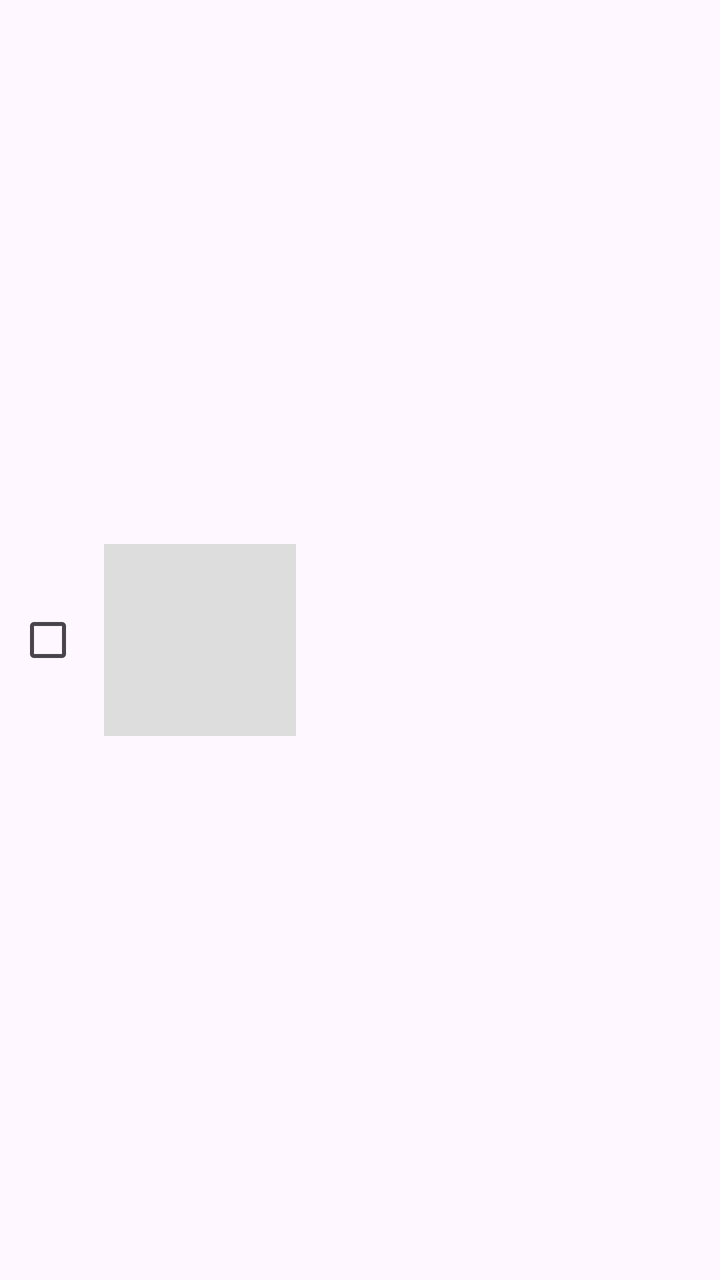
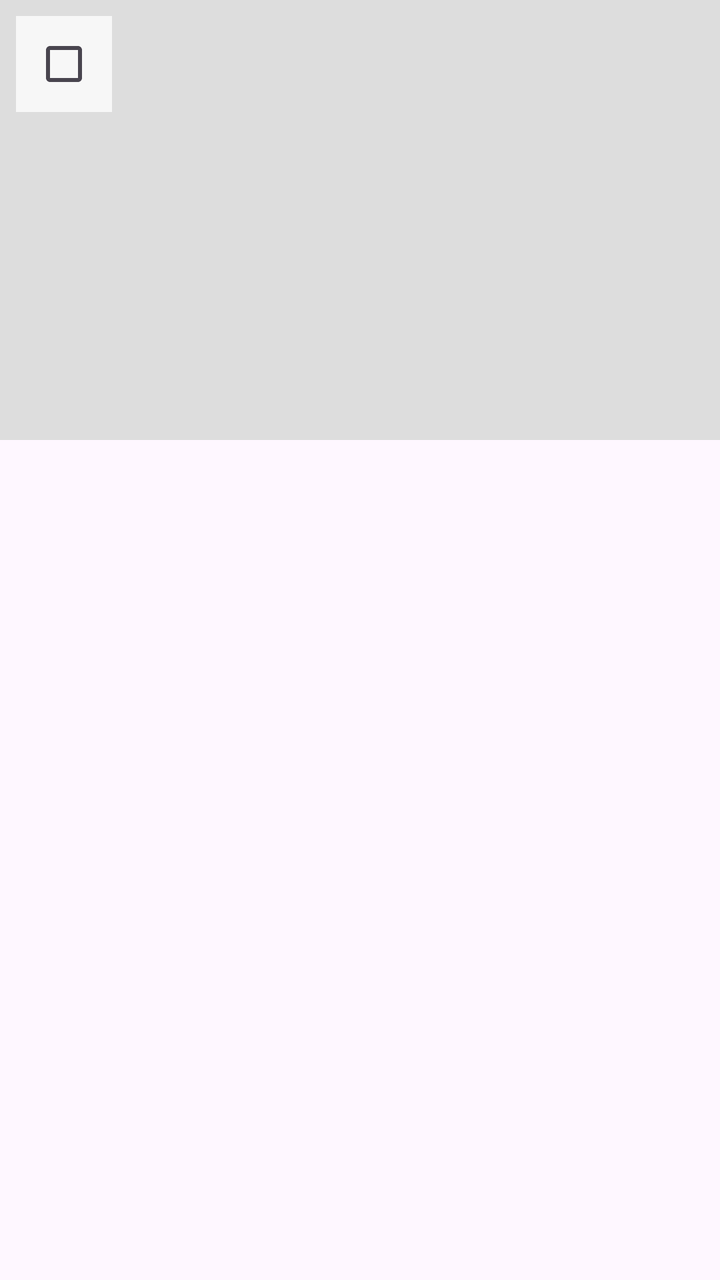

Two renders of the same Android screen: before a commit and after it. Below are the layout's source before the change and the commit's diff.
<!-- AndroidManifest.xml: application theme Theme.Material3.DayNight -->
<!-- res/layout/item_redundant_photo.xml -->
<?xml version="1.0" encoding="utf-8"?>
<LinearLayout xmlns:android="http://schemas.android.com/apk/res/android"
    android:layout_width="match_parent"
    android:layout_height="wrap_content"
    android:orientation="horizontal"
    android:gravity="center_vertical"
    android:paddingVertical="6dp"
    android:baselineAligned="false">

    <CheckBox
        android:id="@+id/selectCheck"
        android:layout_width="wrap_content"
        android:layout_height="wrap_content" />

    <ImageView
        android:id="@+id/thumbnail"
        android:layout_width="96dp"
        android:layout_height="96dp"
        android:layout_marginStart="4dp"
        android:scaleType="centerCrop"
        android:background="#DDDDDD"
        android:contentDescription="@null" />

    <LinearLayout
        android:layout_width="0dp"
        android:layout_weight="1"
        android:layout_height="wrap_content"
        android:layout_marginStart="10dp"
        android:orientation="vertical">

        <TextView
            android:id="@+id/fileNameText"
            android:layout_width="match_parent"
            android:layout_height="wrap_content"
            android:textSize="14sp"
            android:textStyle="bold" />

        <TextView
            android:id="@+id/takenTimeText"
            android:layout_width="match_parent"
            android:layout_height="wrap_content"
            android:layout_marginTop="2dp"
            android:textSize="12sp"
            android:textColor="#5F6368" />

        <TextView
            android:id="@+id/verdictText"
            android:layout_width="match_parent"
            android:layout_height="wrap_content"
            android:layout_marginTop="2dp"
            android:textSize="12sp"
            android:textStyle="bold" />

    </LinearLayout>

</LinearLayout>
<!-- resources referenced by this layout -->
<resources>

</resources>

<!-- the commit's change to res/layout/item_redundant_photo.xml (unified diff, before → after) -->
@@ -2,55 +2,56 @@
 <LinearLayout xmlns:android="http://schemas.android.com/apk/res/android"
     android:layout_width="match_parent"
     android:layout_height="wrap_content"
-    android:orientation="horizontal"
-    android:gravity="center_vertical"
-    android:paddingVertical="6dp"
-    android:baselineAligned="false">
+    android:orientation="vertical"
+    android:paddingBottom="16dp">
 
-    <CheckBox
-        android:id="@+id/selectCheck"
-        android:layout_width="wrap_content"
-        android:layout_height="wrap_content" />
+    <FrameLayout
+        android:layout_width="match_parent"
+        android:layout_height="220dp">
 
-    <ImageView
-        android:id="@+id/thumbnail"
-        android:layout_width="96dp"
-        android:layout_height="96dp"
-        android:layout_marginStart="4dp"
-        android:scaleType="centerCrop"
-        android:background="#DDDDDD"
-        android:contentDescription="@null" />
+        <ImageView
+            android:id="@+id/thumbnail"
+            android:layout_width="match_parent"
+            android:layout_height="match_parent"
+            android:scaleType="centerCrop"
+            android:background="#DDDDDD"
+            android:contentDescription="@null" />
 
-    <LinearLayout
-        android:layout_width="0dp"
-        android:layout_weight="1"
+        
+        <CheckBox
+            android:id="@+id/selectCheck"
+            android:layout_width="wrap_content"
+            android:layout_height="wrap_content"
+            android:layout_gravity="top|start"
+            android:layout_margin="8dp"
+            android:paddingHorizontal="6dp"
+            android:background="#C8FFFFFF" />
+
+    </FrameLayout>
+
+    <TextView
+        android:id="@+id/fileNameText"
+        android:layout_width="match_parent"
         android:layout_height="wrap_content"
-        android:layout_marginStart="10dp"
-        android:orientation="vertical">
+        android:layout_marginTop="6dp"
+        android:paddingHorizontal="4dp"
+        android:textSize="14sp"
+        android:textStyle="bold" />
 
-        <TextView
-            android:id="@+id/fileNameText"
-            android:layout_width="match_parent"
-            android:layout_height="wrap_content"
-            android:textSize="14sp"
-            android:textStyle="bold" />
+    <TextView
+        android:id="@+id/takenTimeText"
+        android:layout_width="match_parent"
+        android:layout_height="wrap_content"
+        android:paddingHorizontal="4dp"
+        android:textSize="12sp"
+        android:textColor="#5F6368" />
 
-        <TextView
-            android:id="@+id/takenTimeText"
-            android:layout_width="match_parent"
-            android:layout_height="wrap_content"
-            android:layout_marginTop="2dp"
-            android:textSize="12sp"
-            android:textColor="#5F6368" />
-
-        <TextView
-            android:id="@+id/verdictText"
-            android:layout_width="match_parent"
-            android:layout_height="wrap_content"
-            android:layout_marginTop="2dp"
-            android:textSize="12sp"
-            android:textStyle="bold" />
-
-    </LinearLayout>
+    <TextView
+        android:id="@+id/verdictText"
+        android:layout_width="match_parent"
+        android:layout_height="wrap_content"
+        android:paddingHorizontal="4dp"
+        android:textSize="12sp"
+        android:textStyle="bold" />
 
 </LinearLayout>
